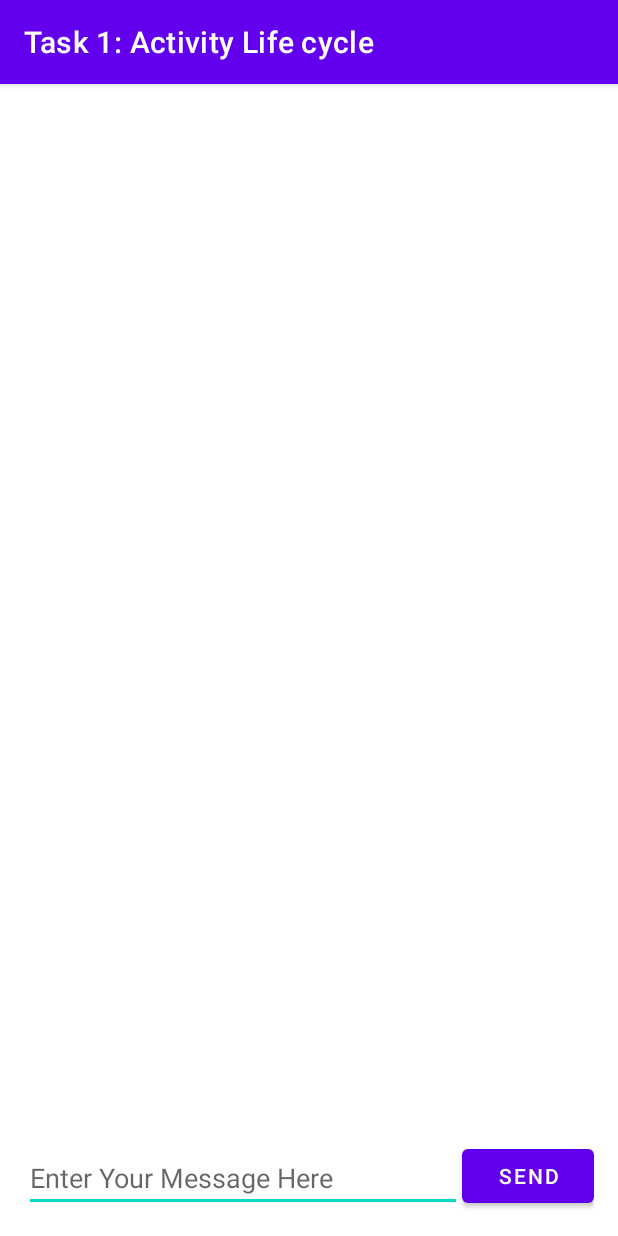
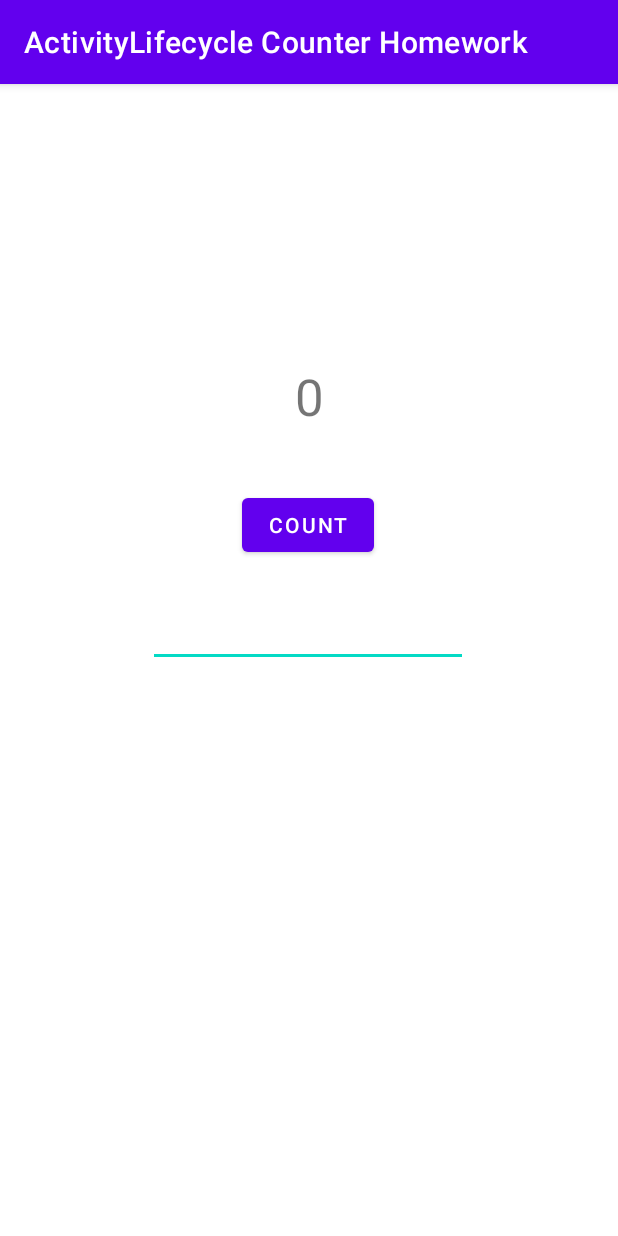
Before and after one commit to pangeni/ActivityLifeCycle, an Android app: the screen it shows after launch (MainActivity), on a phone screen of 412 x 824 dp. Run offline under Robolectric (Android 15) with nearby library versions, the phone set to English and light mode, and no system bars.

Commit message:
HomeWork done

```diff
--- a/app/src/main/java/com/example/activitylifecyclestate/MainActivity.java
+++ b/app/src/main/java/com/example/activitylifecyclestate/MainActivity.java
@@ -3,84 +3,34 @@ package com.example.activitylifecyclestate;
 import androidx.appcompat.app.AppCompatActivity;
 
 import android.os.Bundle;
-import android.content.Intent;
-import android.util.Log;
 import android.view.View;
-import android.widget.EditText;
 import android.widget.TextView;
 
 public class MainActivity extends AppCompatActivity {
-    // Class name for Log tag
-    private static final String LOG_TAG = MainActivity.class.getSimpleName();
-    // Unique tag required for the intent extra
-    public static final String EXTRA_MESSAGE = "com.example.android.twoactivities.extra.MESSAGE";
-    // Unique tag for the intent reply
-    public static final int TEXT_REQUEST = 1;
+    private int mCount = 0;
+    private TextView mShowCount;
 
-    // EditText view for the message
-    private EditText mMessageEditText;
-    // TextView for the reply header
-    private TextView mReplyHeadTextView;
-    // TextView for the reply body
-    private TextView mReplyTextView;
-
-    /**
-     * Initializes the activity.
-     *
-     * @param savedInstanceState The current state data.
-     */
     @Override
     protected void onCreate(Bundle savedInstanceState) {
         super.onCreate(savedInstanceState);
         setContentView(R.layout.activity_main);
+        mShowCount = (TextView) findViewById(R.id.view_count);
 
-        // Initialize all the view variables.
-        mMessageEditText = (EditText) findViewById(R.id.editText_main);
-        mReplyHeadTextView = (TextView) findViewById(R.id.text_header_reply);
-        mReplyTextView = (TextView) findViewById(R.id.text_message_reply);
+    }
+    public void countUp(View view) {
+        mCount++;
+        if (mShowCount != null)
+            mShowCount.setText(Integer.toString(mCount));
+    }
+    @Override
+    public void onSaveInstanceState(Bundle outState) {
+        super.onSaveInstanceState(outState);
+        if (mShowCount.getVisibility() == View.VISIBLE) {
+            outState.putBoolean("reply_visible", true);
+        }
+
+
     }
 
-    /**
-     * Handle the onClick for the "Send" button. Gets the value of the main EditText,
-     * creates an intent, and launches the second activity with that intent.
-     *
-     * The return intent from the second activity is onActivityResult().
-     * @param view The view (Button) that was clicked.
-     */
-    public void launchSecondActivity(View view) {
-        Log.d(LOG_TAG, "Button clicked!");
 
-        Intent intent = new Intent(this, SecondActivity.class);
-        String message = mMessageEditText.getText().toString();
-
-        intent.putExtra(EXTRA_MESSAGE, message);
-        startActivityForResult(intent, TEXT_REQUEST);
-    }
-
-    /**
-     * Handle the data in the return intent from SecondActivity.
-     *
-     * @param requestCode Code for the SecondActivity request.
-     * @param resultCode Code that comes back from SecondActivity.
-     * @param data Intent data sent back from SecondActivity.
-     */
-    @Override
-    public void onActivityResult(int requestCode, int resultCode, Intent data) {
-        super.onActivityResult(requestCode, resultCode, data);
-
-        // Test for the right intent reply
-        if (requestCode == TEXT_REQUEST) {
-            // Test to make sure the intent reply result was good.
-            if (resultCode == RESULT_OK) {
-                String reply = data.getStringExtra(SecondActivity.EXTRA_REPLY);
-
-                // Make the reply head visible.
-                mReplyHeadTextView.setVisibility(View.VISIBLE);
-
-                // Set the reply and make it visible.
-                mReplyTextView.setText(reply);
-                mReplyTextView.setVisibility(View.VISIBLE);
-            }
-        }
-    }
 }
--- a/app/src/main/res/layout/activity_main.xml
+++ b/app/src/main/res/layout/activity_main.xml
@@ -1,50 +1,51 @@
 <?xml version="1.0" encoding="utf-8"?>
-<RelativeLayout xmlns:android="http://schemas.android.com/apk/res/android"
+<androidx.constraintlayout.widget.ConstraintLayout
+    xmlns:android="http://schemas.android.com/apk/res/android"
+    xmlns:app="http://schemas.android.com/apk/res-auto"
+
     xmlns:tools="http://schemas.android.com/tools"
     android:layout_width="match_parent"
-    android:layout_height="match_parent"
-    android:paddingBottom="16dp"
-    android:paddingLeft="16dp"
-    android:paddingRight="16dp"
-    android:paddingTop="16dp"
-    tools:context=".MainActivity">
+    android:layout_height="match_parent">
+
 
     <TextView
-        android:id="@+id/text_header_reply"
+        android:id="@+id/view_count"
         android:layout_width="wrap_content"
         android:layout_height="wrap_content"
-        android:layout_marginBottom="16dp"
-        android:text="@string/text_header_reply"
-        android:textAppearance="?android:attr/textAppearanceMedium"
-        android:textStyle="bold"
-        android:visibility="invisible" />
+        android:gravity="center"
+        android:text="@string/ShowCount"
+        android:textSize="34sp"
+        app:layout_constraintBottom_toBottomOf="parent"
+        app:layout_constraintEnd_toEndOf="parent"
+        app:layout_constraintStart_toStartOf="parent"
+        app:layout_constraintTop_toTopOf="parent"
+        app:layout_constraintVertical_bias="0.256" />
 
-    <TextView
-        android:id="@+id/text_message_reply"
+    <Button
+        android:id="@+id/count"
         android:layout_width="wrap_content"
         android:layout_height="wrap_content"
-        android:layout_below="@+id/text_header_reply"
-        android:layout_marginLeft="16dp"
-        android:layout_marginStart="16dp"
-        android:textAppearance="?android:attr/textAppearanceMedium"
-        android:visibility="invisible" />
+        android:text="@string/count"
+        android:onClick="countUp"
+        app:layout_constraintBottom_toBottomOf="parent"
+        app:layout_constraintEnd_toEndOf="parent"
+        app:layout_constraintHorizontal_bias="0.498"
+        app:layout_constraintStart_toStartOf="parent"
+        app:layout_constraintTop_toBottomOf="@+id/view_count"
+        app:layout_constraintVertical_bias="0.08"
+        tools:ignore="UsingOnClickInXml" />
 
-    <Button
-        android:id="@+id/button_main"
+    <EditText
+        android:id="@+id/EditText"
         android:layout_width="wrap_content"
         android:layout_height="wrap_content"
-        android:layout_alignParentBottom="true"
-        android:layout_alignParentRight="true"
-        android:layout_alignParentEnd="true"
-        android:onClick="launchSecondActivity"
-        android:text="@string/button_main" />
-
-    <EditText
-        android:id="@+id/editText_main"
-        android:layout_width="match_parent"
-        android:layout_height="wrap_content"
-        android:layout_alignParentBottom="true"
-        android:layout_toLeftOf="@+id/button_main"
-        android:layout_toStartOf="@+id/button_main"
-        android:hint="@string/editText_main" />
-</RelativeLayout>
+        android:ems="10"
+        android:inputType="textPersonName"
+        android:autofillHints="Enter Your name"
+        app:layout_constraintBottom_toBottomOf="parent"
+        app:layout_constraintEnd_toEndOf="parent"
+        app:layout_constraintHorizontal_bias="0.497"
+        app:layout_constraintStart_toStartOf="parent"
+        app:layout_constraintTop_toBottomOf="@+id/count"
+        app:layout_constraintVertical_bias="0.063" />
+</androidx.constraintlayout.widget.ConstraintLayout>
--- a/app/src/main/res/values/strings.xml
+++ b/app/src/main/res/values/strings.xml
@@ -1,25 +1,7 @@
 <resources>
     <!-- Title of app -->
-    <string name="app_name">Task 1: Activity Life cycle</string>
-
-    <!-- Title of second activity -->
-    <string name="activity2_name">Second Activity</string>
-
-    <!-- Message header text (in second activity) [CHAR LIMIT=30]-->
-    <string name="text_header">Message Received</string>
-
-    <!-- Button label in main activity [CHAR LIMIT=10]-->
-    <string name="button_main">Send</string>
-
-    <!-- Hint for message edit text in main activity [CHAR LIMIT=30]-->
-    <string name="editText_main">Enter Your Message Here</string>
-
-    <!-- Button label in second activity [CHAR LIMIT=10]-->
-    <string name="button_second">Reply</string>
-
-    <!-- Hint for reply edit text in second activity [CHAR LIMIT=30]-->
-    <string name="editText_second">Enter Your Reply Here</string>
-
-    <!-- Reply header text in main activity [CHAR LIMIT=30]-->
-    <string name="text_header_reply">Reply Received</string>
+    <string name="app_name">ActivityLifecycle Counter Homework</string>
+    <string name="ShowCount">0</string>
+    <string name="count">Count</string>
+    <string name="comment_here">Comment Here</string>
 </resources>
```
Also changed, not shown: app/src/main/AndroidManifest.xml (+0 -8 lines), app/src/main/java/com/example/activitylifecyclestate/SecondActivity.java (deleted, +0 -65 lines), app/src/main/res/layout/activity_second.xml (deleted, +0 -50 lines).
